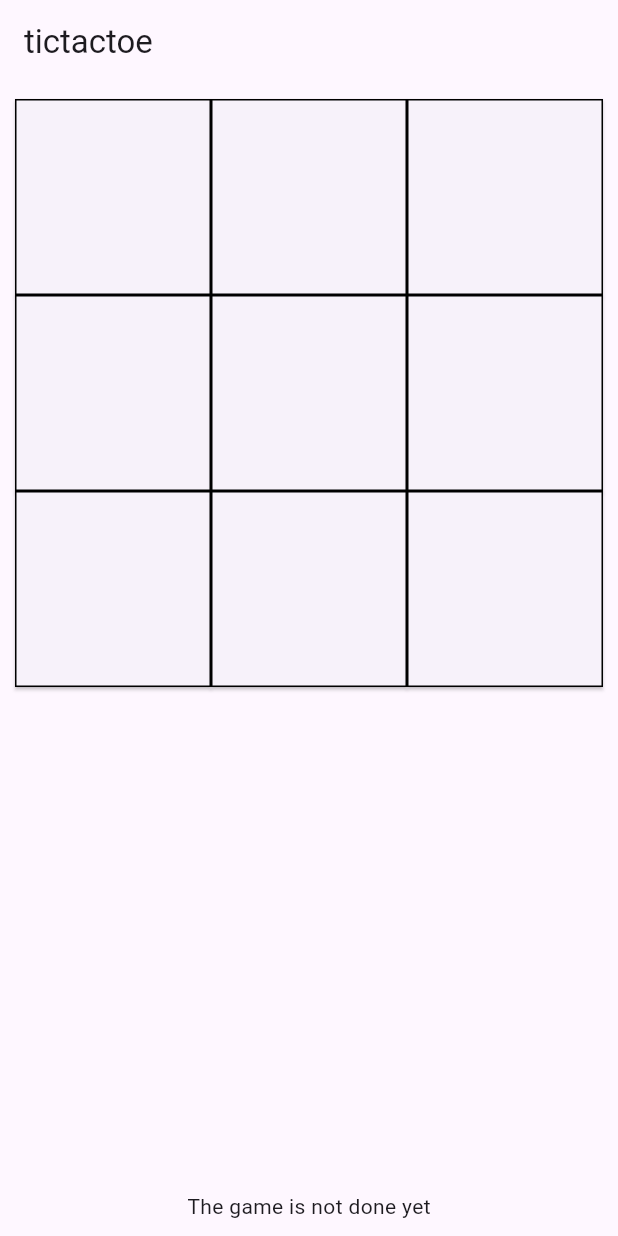
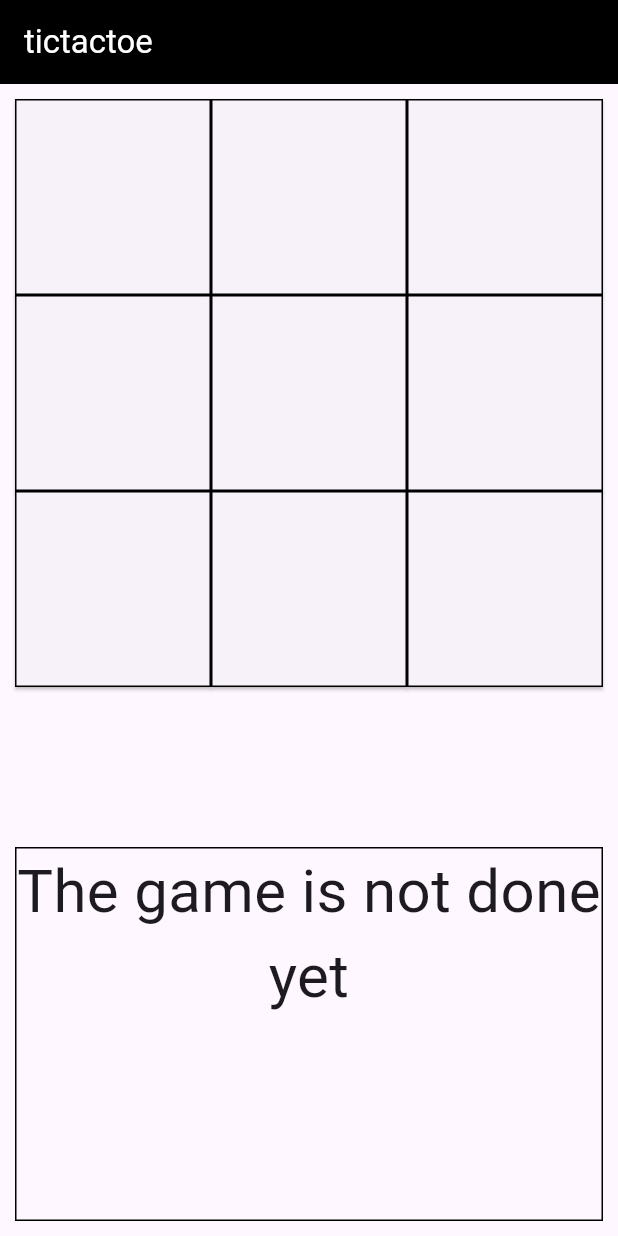
Before and after one commit to saianirudh-t/tictactoe, a Flutter app: the screen it shows after launch, on a phone screen of 412 x 824 dp. Run offline on Flutter 3.47's test engine with Material 3 defaults, Android fonts, the phone set to English and light mode, and no system bars.

```diff
--- a/lib/main.dart
+++ b/lib/main.dart
@@ -41,12 +41,19 @@ class _GameState extends State<Game> {
   Widget build(BuildContext context) {
     return MaterialApp(
       home: Scaffold(
-        appBar: AppBar(title: const Text("tictactoe")),
+        appBar: AppBar(
+          title: const Text("tictactoe"),
+          backgroundColor: Colors.black,
+          foregroundColor: Colors.white,
+        ),
         body: Padding(
           padding: EdgeInsets.all(10),
           child: Column(
+            mainAxisAlignment: MainAxisAlignment.center,
+            crossAxisAlignment: CrossAxisAlignment.center,
             children: [
               Expanded(
+                flex: 2,
                 child: GridView.builder(
                   gridDelegate: const SliverGridDelegateWithFixedCrossAxisCount(
                     crossAxisCount: 3,
@@ -97,7 +104,18 @@ class _GameState extends State<Game> {
                   },
                 ),
               ),
-              Text(winner),
+              Expanded(
+                child: Container(
+                  decoration: BoxDecoration(
+                    border: Border.all(color: Colors.black),
+                  ),
+                  child: Text(
+                    winner,
+                    style: TextStyle(fontSize: 40),
+                    textAlign: TextAlign.center,
+                  ),
+                ),
+              ),
             ],
           ),
         ),
```
Also changed, not shown: 1 other file.
